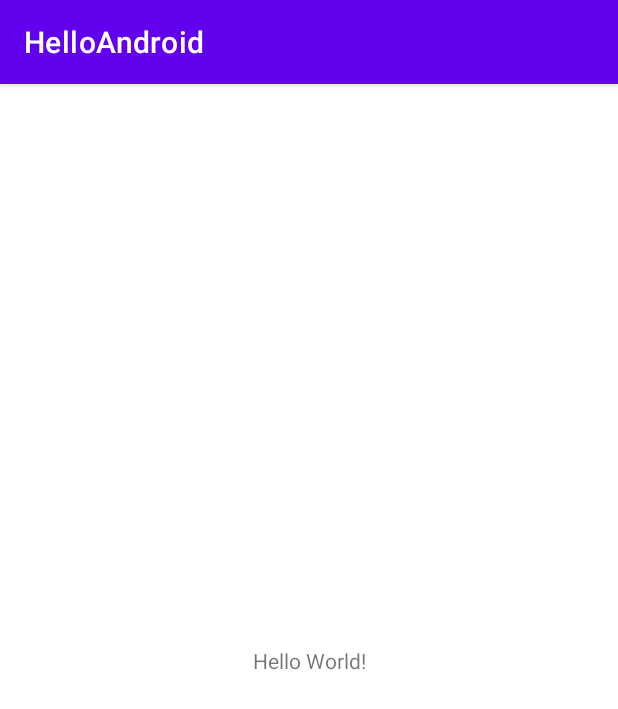
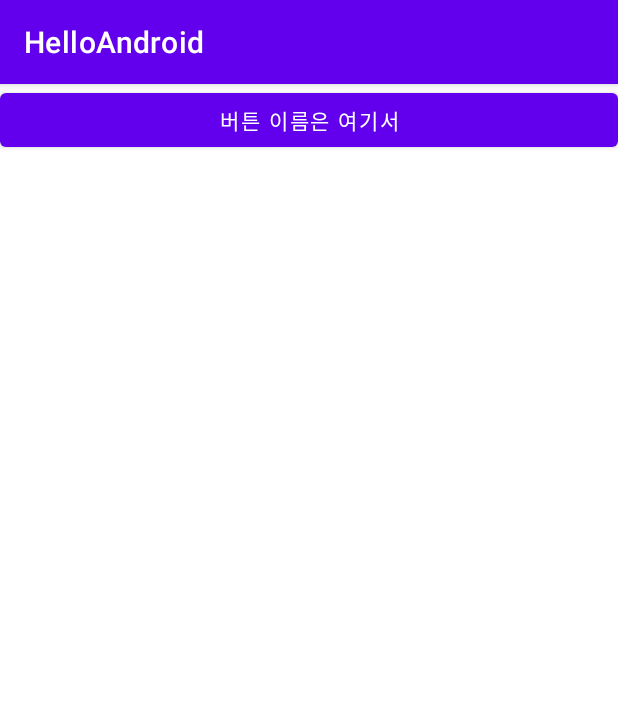
Before and after one commit to wakebro/android_practice, an Android app: the screen it shows after launch (MainActivity), on a phone screen of 412 x 824 dp. Shown: the top 709 px of the screen. Run offline under Robolectric (Android 15) with nearby library versions, the phone set to English and light mode, and no system bars.

Commit message:
20211019_안드로이드 설정

```diff
--- a/HelloAndroid/app/src/main/java/com/ict/HelloAndroid/MainActivity.java
+++ b/HelloAndroid/app/src/main/java/com/ict/HelloAndroid/MainActivity.java
@@ -3,12 +3,28 @@ package com.ict.HelloAndroid;
 import androidx.appcompat.app.AppCompatActivity;
 
 import android.os.Bundle;
+import android.view.View;
+import android.widget.Button;
+import android.widget.Toast;
 
 public class MainActivity extends AppCompatActivity {
+
+    Button button1;
 
     @Override
     protected void onCreate(Bundle savedInstanceState) {
         super.onCreate(savedInstanceState);
         setContentView(R.layout.activity_main);
+
+        button1 = (Button) findViewById(R.id.button1);
+
+        // button1 클릭시 이벤트 연결
+        button1.setOnClickListener(new View.OnClickListener(){
+            @Override
+            public void onClick(View v) {
+                // 실제로 일어나는 이벤트는 onClick 메서드 내부에서 진행
+                Toast.makeText(getApplicationContext(), "버튼을 눌렀습니다.", Toast.LENGTH_SHORT).show();
+            }
+        });
     }
 }
--- a/HelloAndroid/app/src/main/res/layout/activity_main.xml
+++ b/HelloAndroid/app/src/main/res/layout/activity_main.xml
@@ -6,13 +6,11 @@
     android:layout_height="match_parent"
     tools:context=".MainActivity">
 
-    <TextView
-        android:layout_width="wrap_content"
+    <Button
+        android:layout_width="match_parent"
         android:layout_height="wrap_content"
-        android:text="Hello World!"
-        app:layout_constraintBottom_toBottomOf="parent"
-        app:layout_constraintLeft_toLeftOf="parent"
-        app:layout_constraintRight_toRightOf="parent"
-        app:layout_constraintTop_toTopOf="parent" />
+        android:id="@+id/button1"
+        android:text="@string/strBtn1"/>
+
 
 </androidx.constraintlayout.widget.ConstraintLayout>
--- a/HelloAndroid/app/src/main/res/values/strings.xml
+++ b/HelloAndroid/app/src/main/res/values/strings.xml
@@ -1,3 +1,4 @@
 <resources>
     <string name="app_name">HelloAndroid</string>
+    <string name="strBtn1">버튼 이름은 여기서</string>
 </resources>
```
